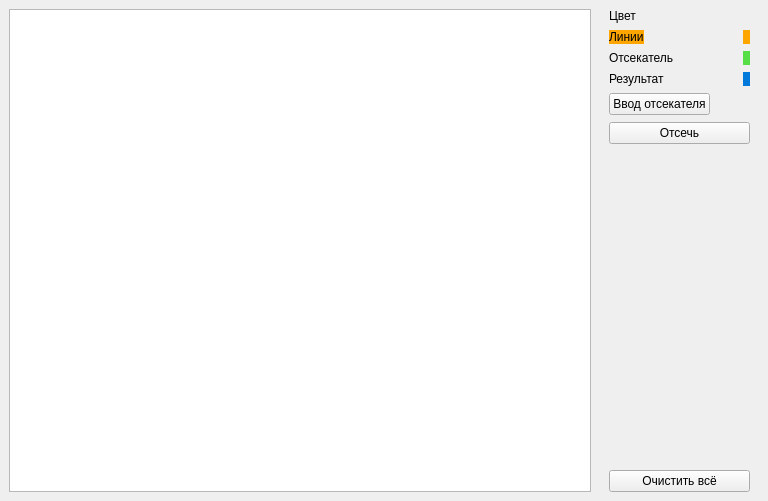
Old version of the form lab_07/lab_07.ui in the repository DeadlyHunter38/bmstu_sem_4_computer_graphics.
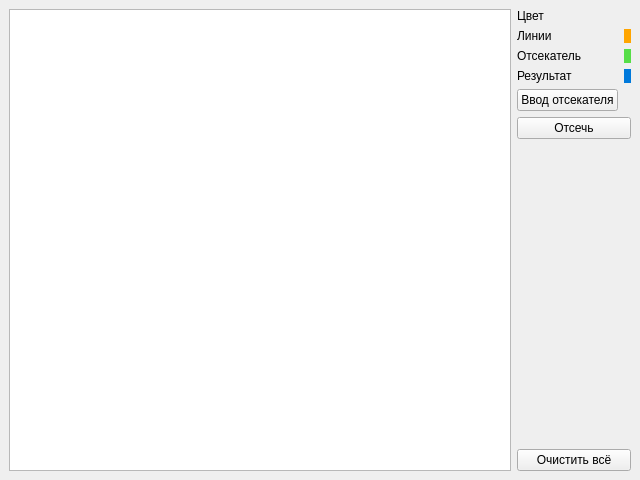
New version of the form.

Commit message: Поправлена кнопка очистить

Diff of the .ui file:
```diff
--- a/lab_07/lab_07.ui
+++ b/lab_07/lab_07.ui
@@ -6,16 +6,10 @@
    <rect>
     <x>0</x>
     <y>0</y>
-    <width>768</width>
-    <height>501</height>
+    <width>640</width>
+    <height>480</height>
    </rect>
   </property>
-  <property name="sizePolicy">
-   <sizepolicy hsizetype="MinimumExpanding" vsizetype="MinimumExpanding">
-    <horstretch>0</horstretch>
-    <verstretch>0</verstretch>
-   </sizepolicy>
-  </property>
   <property name="windowTitle">
    <string>MainWindow</string>
   </property>
@@ -25,44 +19,39 @@
      <widget class="QGraphicsView" name="graphicsView"/>
     </item>
     <item>
+     <layout class="QVBoxLayout" name="verticalLayout">
+      <item>
      <layout class="QFormLayout" name="formLayout">
-      <property name="horizontalSpacing">
-       <number>33</number>
-      </property>
-      <property name="verticalSpacing">
-       <number>7</number>
-      </property>
-      <property name="leftMargin">
-       <number>12</number>
-      </property>
-      <property name="rightMargin">
-       <number>9</number>
-      </property>
+        <item row="0" column="0">
+         <widget class="QLabel" name="label">
+          <property name="text">
+           <string>Цвет</string>
+          </property>
+         </widget>
+        </item>
+        <item row="1" column="0">
+         <widget class="QLabel" name="label_2">
+          <property name="text">
+           <string>Линии</string>
+          </property>
+         </widget>
+        </item>
       <item row="2" column="0">
        <widget class="QLabel" name="label_3">
-        <property name="styleSheet">
-         <string notr="true">background-color: #ffa500</string>
-        </property>
         <property name="text">
-         <string>Линии</string>
+           <string>Отсекатель</string>
         </property>
        </widget>
       </item>
       <item row="3" column="0">
        <widget class="QLabel" name="label_4">
         <property name="text">
-         <string>Отсекатель</string>
+           <string>Результат</string>
         </property>
        </widget>
       </item>
-      <item row="2" column="1">
+        <item row="1" column="1">
        <widget class="QLabel" name="label_colour_segment">
-        <property name="sizePolicy">
-         <sizepolicy hsizetype="Minimum" vsizetype="Minimum">
-          <horstretch>0</horstretch>
-          <verstretch>0</verstretch>
-         </sizepolicy>
-        </property>
         <property name="styleSheet">
          <string notr="true">background-color: #ffa500</string>
         </property>
@@ -71,14 +60,8 @@
         </property>
        </widget>
       </item>
-      <item row="3" column="1">
+        <item row="2" column="1">
        <widget class="QLabel" name="label_colour_cut_off">
-        <property name="sizePolicy">
-         <sizepolicy hsizetype="Minimum" vsizetype="Minimum">
-          <horstretch>0</horstretch>
-          <verstretch>0</verstretch>
-         </sizepolicy>
-        </property>
         <property name="styleSheet">
          <string notr="true">background-color: #56de47</string>
         </property>
@@ -87,14 +70,7 @@
         </property>
        </widget>
       </item>
-      <item row="4" column="0">
-       <widget class="QLabel" name="label_7">
-        <property name="text">
-         <string>Результат</string>
-        </property>
-       </widget>
-      </item>
-      <item row="4" column="1">
+        <item row="3" column="1">
        <widget class="QLabel" name="label_colour_result">
         <property name="styleSheet">
          <string notr="true">background-color: #0079db</string>
@@ -104,44 +80,42 @@
         </property>
        </widget>
       </item>
-      <item row="1" column="0">
-       <widget class="QLabel" name="label_2">
+        <item row="4" column="0">
+         <widget class="QPushButton" name="but_input_cut_off">
         <property name="text">
-         <string>Цвет</string>
+           <string>Ввод отсекателя</string>
         </property>
        </widget>
       </item>
-      <item row="8" column="0" colspan="2">
-       <widget class="QPushButton" name="but_clean_all">
+        <item row="5" column="0" colspan="2">
+         <widget class="QPushButton" name="but_cut_off">
         <property name="text">
-         <string>Очистить всё</string>
+           <string>Отсечь</string>
         </property>
        </widget>
       </item>
-      <item row="7" column="0" colspan="2">
+        <item row="6" column="0" colspan="2">
        <spacer name="verticalSpacer">
         <property name="orientation">
          <enum>Qt::Vertical</enum>
         </property>
+          <property name="sizeType">
+           <enum>QSizePolicy::MinimumExpanding</enum>
+          </property>
         <property name="sizeHint" stdset="0">
          <size>
-          <width>20</width>
-          <height>278</height>
+            <width>50</width>
+            <height>209</height>
          </size>
         </property>
        </spacer>
       </item>
-      <item row="6" column="0" colspan="2">
-       <widget class="QPushButton" name="but_cut_off">
-        <property name="text">
-         <string>Отсечь</string>
-        </property>
-       </widget>
+       </layout>
       </item>
-      <item row="5" column="0">
-       <widget class="QPushButton" name="but_input_cut_off">
+      <item>
+       <widget class="QPushButton" name="but_clean_all">
         <property name="text">
-         <string>Ввод отсекателя</string>
+         <string>Очистить всё</string>
         </property>
        </widget>
       </item>
```
Left out of the diff: 10 changed lines with no effect on the pictures. Lines whose indentation alone changed are shown as unchanged. The commit also changes 5 other files.
